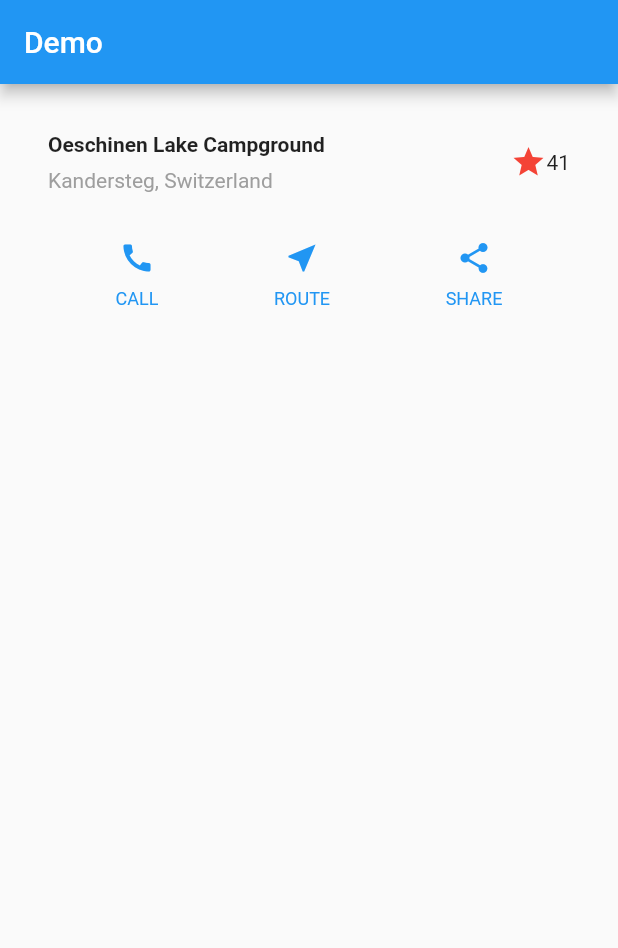
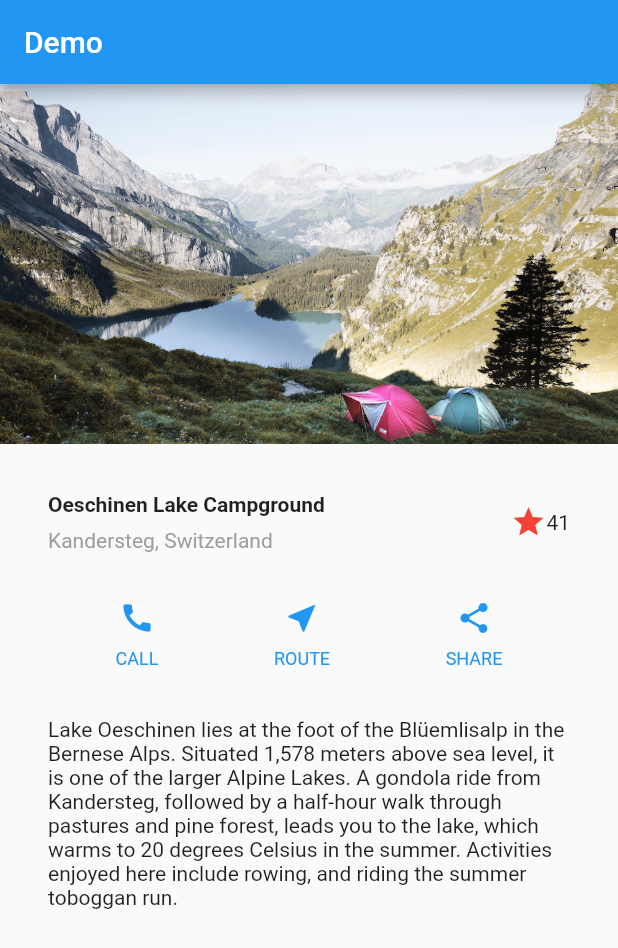
Before and after one commit to pigotop/flutter_firstapp, a Flutter app: the screen it shows after launch, on a phone screen of 412 x 824 dp. Shown: the top 948 px of the screen. Run offline on Flutter 3.47's test engine with Material 2 defaults, Android fonts, the phone set to English and light mode, and no system bars.

Commit message:
เพิ่ม image  และปรับ  column เป็น Listview

```diff
--- a/lib/main.dart
+++ b/lib/main.dart
@@ -26,8 +26,18 @@ class MainApp extends StatelessWidget {
           appBar: AppBar(
             title: const Text('Demo'),
           ),
-          body: Column(
-            children: [titleSection, buttonSection],
+          body: ListView(
+            children: [
+              Image.asset(
+                'images/lake.jpg',
+                width: 600,
+                height: 240,
+                fit: BoxFit.cover,
+              ),
+              titleSection,
+              buttonSection,
+              textSection
+            ],
           )),
     );
   }
@@ -80,3 +90,16 @@ Widget titleSection = Container(
         const Text('41')
       ],
     ));
+
+Widget textSection = const Padding(
+  padding: EdgeInsets.all(32),
+  child: Text(
+    'Lake Oeschinen lies at the foot of the Blüemlisalp in the Bernese '
+    'Alps. Situated 1,578 meters above sea level, it is one of the '
+    'larger Alpine Lakes. A gondola ride from Kandersteg, followed by a '
+    'half-hour walk through pastures and pine forest, leads you to the '
+    'lake, which warms to 20 degrees Celsius in the summer. Activities '
+    'enjoyed here include rowing, and riding the summer toboggan run.',
+    softWrap: true,
+  ),
+);
--- a/pubspec.yaml
+++ b/pubspec.yaml
@@ -17,3 +17,5 @@ dev_dependencies:
 
 flutter:
   uses-material-design: true
+  assets:
+    - images/lake.jpg
```
Also changed, not shown: images/lake.jpg (added).
